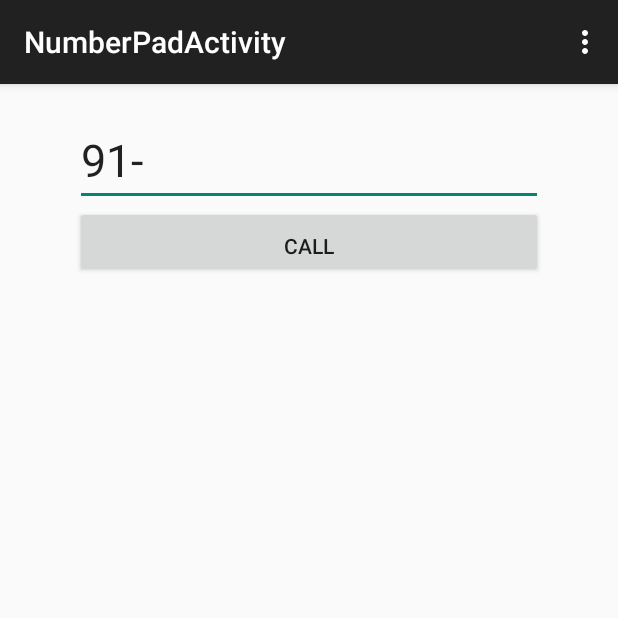
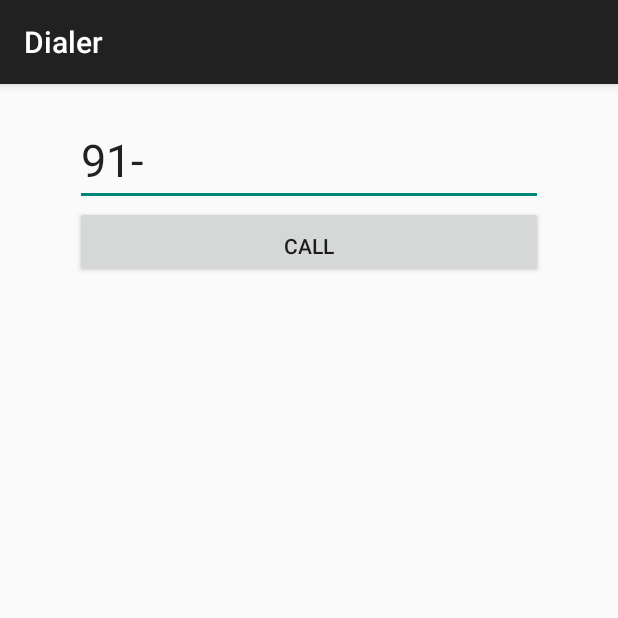
Before and after one commit to sridhar6668/Android-MyDial91, an Android app: the NumberPadActivity screen opened directly, with no data from a screen before it, on a phone screen of 412 x 824 dp, the top half of it. Run offline under Robolectric (Android 15) with nearby library versions, the phone set to English and light mode, and no system bars.

Commit message:
Setting removed

```diff
--- a/Internationalcall/app/src/main/AndroidManifest.xml
+++ b/Internationalcall/app/src/main/AndroidManifest.xml
@@ -9,7 +9,7 @@
 
     <application
         android:allowBackup="true"
-        android:icon="@mipmap/ic_launcher"
+        android:icon="@drawable/icon_3"
         android:label="@string/app_name"
         android:theme="@style/AppTheme"
         >
--- a/Internationalcall/app/src/main/java/com/example/root/internationalcall/NumberPadActivity.java
+++ b/Internationalcall/app/src/main/java/com/example/root/internationalcall/NumberPadActivity.java
@@ -30,7 +30,7 @@ public class NumberPadActivity extends ActionBarActivity {
     @Override
     public boolean onCreateOptionsMenu(Menu menu) {
         // Inflate the menu; this adds items to the action bar if it is present.
-        getMenuInflater().inflate(R.menu.menu_number_pad, menu);
+        //getMenuInflater().inflate(R.menu.menu_number_pad, menu);
         return true;
     }
 
--- a/Internationalcall/app/src/main/res/menu/menu_number_pad.xml
+++ b/Internationalcall/app/src/main/res/menu/menu_number_pad.xml
@@ -2,6 +2,9 @@
     xmlns:app="http://schemas.android.com/apk/res-auto"
     xmlns:tools="http://schemas.android.com/tools"
     tools:context="com.example.root.internationalcall.NumberPadActivity">
-    <item android:id="@+id/action_settings" android:title="@string/action_settings"
-        android:orderInCategory="100" app:showAsAction="never" />
+    <item
+        android:id="@+id/action_settings"
+        android:orderInCategory="100"
+        android:title="@string/action_settings"
+        app:showAsAction="never" />
 </menu>
--- a/Internationalcall/app/src/main/res/menu/menu_select_contacts.xml
+++ b/Internationalcall/app/src/main/res/menu/menu_select_contacts.xml
@@ -8,6 +8,4 @@
         app:actionViewClass="android.widget.SearchView"
         android:title="searchBar" />
 
-    <item android:id="@+id/action_settings" android:title="@string/action_settings"
-        app:showAsAction="never" />
 </menu>
--- a/Internationalcall/app/src/main/res/values/strings.xml
+++ b/Internationalcall/app/src/main/res/values/strings.xml
@@ -1,9 +1,9 @@
 <resources>
-    <string name="app_name">International call</string>
+    <string name="app_name">My Dial91</string>
 
     <string name="hello_world">Hello world!</string>
     <string name="action_settings">Settings</string>
-    <string name="title_activity_select_contacts">SelectContactsActivity</string>
-    <string name="title_activity_number_pad">NumberPadActivity</string>
+    <string name="title_activity_select_contacts">My Dial91</string>
+    <string name="title_activity_number_pad">Dialer</string>
     <string name="title_activity_outgoing_call_handler"></string>
 </resources>
```
Also changed, not shown: Internationalcall/app/src/main/res/drawable/icon_1.png (added), Internationalcall/app/src/main/res/drawable/icon_3.png (added), Internationalcall/app/src/main/res/drawable/icon_6.png (added), Internationalcall/app/src/main/res/drawable/num_pad.png, 1 other file.
